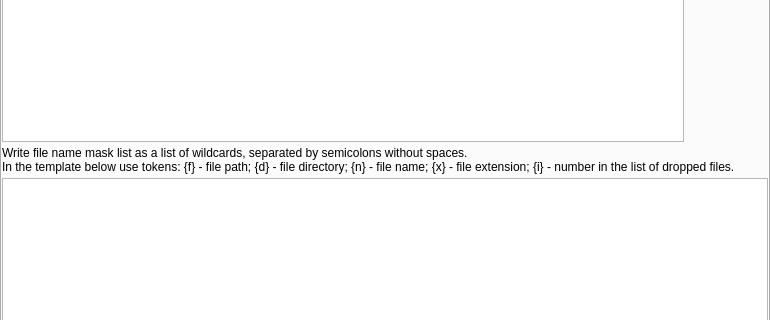
Old version of the form src/script_templates/templates_dialog.ui in the repository YomikoR/VapourSynth-Editor; both pictures show x 0 to 770 and y 141 to 461 of the 770 by 578 pixel window.
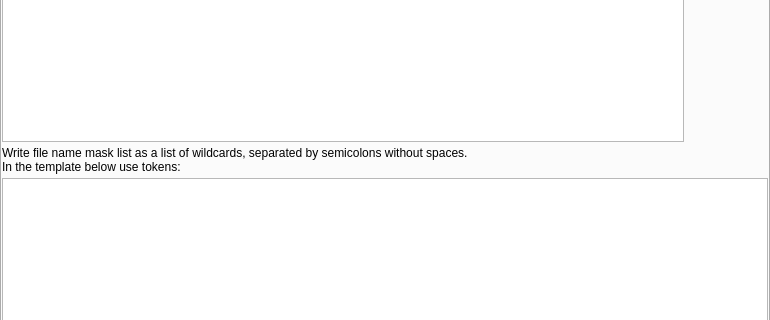
New version of the form. The open tabs and pages were chosen to show the change. Custom widgets are drawn as their Qt base class.

Commit message: Proper and safe file drop templates tokens handling.

What changed in the file:
```diff
--- a/src/script_templates/templates_dialog.ui
+++ b/src/script_templates/templates_dialog.ui
@@ -282,7 +282,7 @@
         <widget class="QLabel" name="label">
          <property name="text">
           <string>Write file name mask list as a list of wildcards, separated by semicolons without spaces.
-In the template below use tokens: {f} - file path; {d} - file directory; {n} - file name; {x} - file extension; {i} - number in the list of dropped files.</string>
+In the template below use tokens: </string>
          </property>
          <property name="wordWrap">
           <bool>true</bool>
```
Left out of the diff: 2 changed lines with no effect on the pictures. The commit also changes 6 other files.
